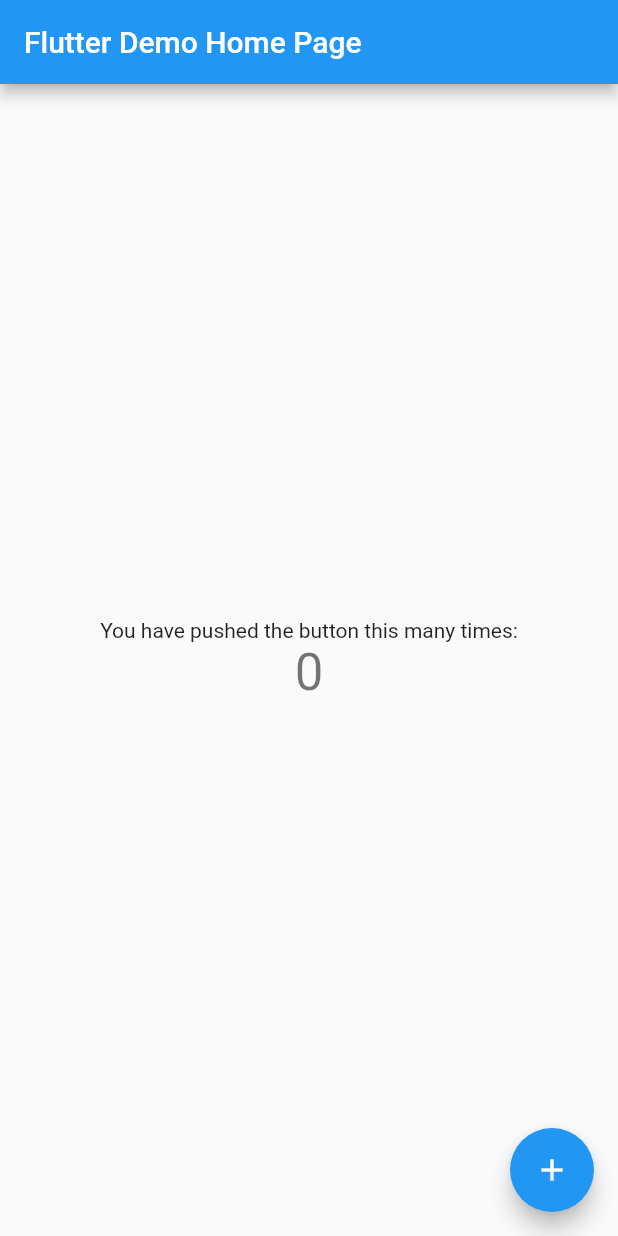
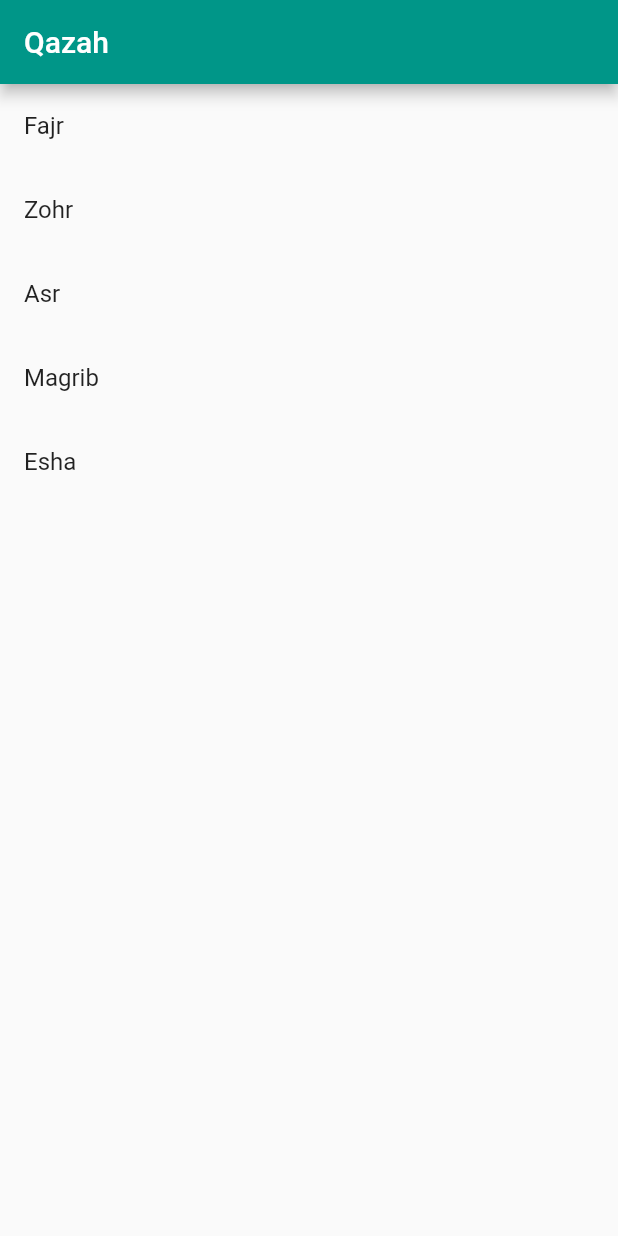
Before and after one commit to riyaadh-essof/Qazah, a Flutter app: the screen it shows after launch, on a phone screen of 412 x 824 dp. Run offline on Flutter 3.47's test engine with Material 2 defaults, Android fonts, the light colour scheme and no system bars.

Commit message:
building structure

```diff
--- a/lib/main.dart
+++ b/lib/main.dart
@@ -1,113 +1,59 @@
+import 'dart:math';
+
 import 'package:flutter/material.dart';
+import 'package:flutter/rendering.dart';
 
-void main() {
-  runApp(MyApp());
-}
+void main() => runApp(MyApp());
 
 class MyApp extends StatelessWidget {
-  // This widget is the root of your application.
   @override
   Widget build(BuildContext context) {
     return MaterialApp(
-      title: 'Flutter Demo',
+      debugShowCheckedModeBanner: false,
+      title: 'Qazah',
       theme: ThemeData(
-        // This is the theme of your application.
-        //
-        // Try running your application with "flutter run". You'll see the
-        // application has a blue toolbar. Then, without quitting the app, try
-        // changing the primarySwatch below to Colors.green and then invoke
-        // "hot reload" (press "r" in the console where you ran "flutter run",
-        // or simply save your changes to "hot reload" in a Flutter IDE).
-        // Notice that the counter didn't reset back to zero; the application
-        // is not restarted.
-        primarySwatch: Colors.blue,
+        primarySwatch: Colors.teal,
       ),
-      home: MyHomePage(title: 'Flutter Demo Home Page'),
+      home: Scaffold(
+        appBar: AppBar(title: Text('Qazah')),
+        body: BodyLayout(),
+      ),
     );
   }
 }
 
-class MyHomePage extends StatefulWidget {
-  MyHomePage({Key? key, required this.title}) : super(key: key);
-
-  // This widget is the home page of your application. It is stateful, meaning
-  // that it has a State object (defined below) that contains fields that affect
-  // how it looks.
-
-  // This class is the configuration for the state. It holds the values (in this
-  // case the title) provided by the parent (in this case the App widget) and
-  // used by the build method of the State. Fields in a Widget subclass are
-  // always marked "final".
-
-  final String title;
-
+class BodyLayout extends StatelessWidget {
   @override
-  _MyHomePageState createState() => _MyHomePageState();
+  Widget build(BuildContext context) {
+    return _myListView(context);
+  }
 }
 
-class _MyHomePageState extends State<MyHomePage> {
-  int _counter = 0;
+void _tapCallback() {}
 
-  void _incrementCounter() {
-    setState(() {
-      // This call to setState tells the Flutter framework that something has
-      // changed in this State, which causes it to rerun the build method below
-      // so that the display can reflect the updated values. If we changed
-      // _counter without calling setState(), then the build method would not be
-      // called again, and so nothing would appear to happen.
-      _counter++;
-    });
-  }
-
-  @override
-  Widget build(BuildContext context) {
-    // This method is rerun every time setState is called, for instance as done
-    // by the _incrementCounter method above.
-    //
-    // The Flutter framework has been optimized to make rerunning build methods
-    // fast, so that you can just rebuild anything that needs updating rather
-    // than having to individually change instances of widgets.
-    return Scaffold(
-      appBar: AppBar(
-        // Here we take the value from the MyHomePage object that was created by
-        // the App.build method, and use it to set our appbar title.
-        title: Text(widget.title),
+Widget _myListView(BuildContext context) {
+  return ListView(
+    children: <Widget>[
+      ListTile(
+        title: Text('Fajr'),
+        onTap: () => _tapCallback,
       ),
-      body: Center(
-        // Center is a layout widget. It takes a single child and positions it
-        // in the middle of the parent.
-        child: Column(
-          // Column is also a layout widget. It takes a list of children and
-          // arranges them vertically. By default, it sizes itself to fit its
-          // children horizontally, and tries to be as tall as its parent.
-          //
-          // Invoke "debug painting" (press "p" in the console, choose the
-          // "Toggle Debug Paint" action from the Flutter Inspector in Android
-          // Studio, or the "Toggle Debug Paint" command in Visual Studio Code)
-          // to see the wireframe for each widget.
-          //
-          // Column has various properties to control how it sizes itself and
-          // how it positions its children. Here we use mainAxisAlignment to
-          // center the children vertically; the main axis here is the vertical
-          // axis because Columns are vertical (the cross axis would be
-          // horizontal).
-          mainAxisAlignment: MainAxisAlignment.center,
-          children: <Widget>[
-            Text(
-              'You have pushed the button this many times:',
-            ),
-            Text(
-              '$_counter',
-              style: Theme.of(context).textTheme.headline4,
-            ),
-          ],
-        ),
+      ListTile(
+        title: Text('Zohr'),
+        onTap: () => _tapCallback,
       ),
-      floatingActionButton: FloatingActionButton(
-        onPressed: _incrementCounter,
-        tooltip: 'Increment',
-        child: Icon(Icons.add),
-      ), // This trailing comma makes auto-formatting nicer for build methods.
-    );
-  }
+      ListTile(
+        title: Text('Asr'),
+        onTap: () => _tapCallback,
+      ),
+      ListTile(
+        title: Text('Magrib'),
+        onTap: () => _tapCallback,
+      ),
+      ListTile(
+        title: Text('Esha'),
+        onTap: () => _tapCallback,
+      )
+    ],
+  );
 }
```
